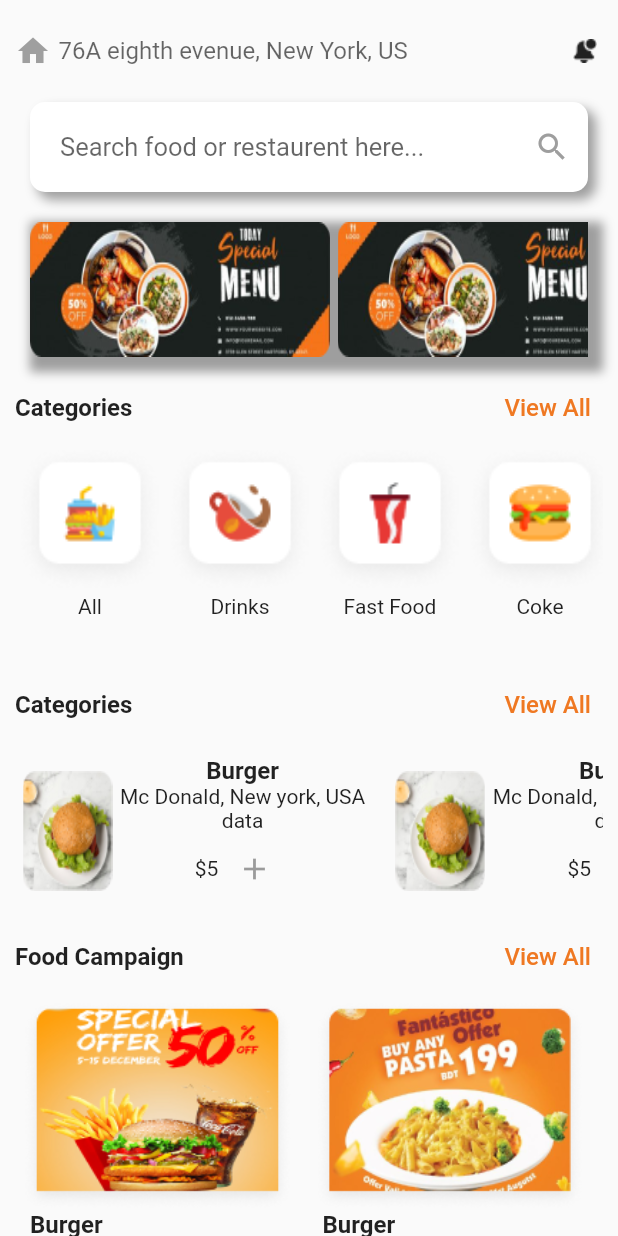
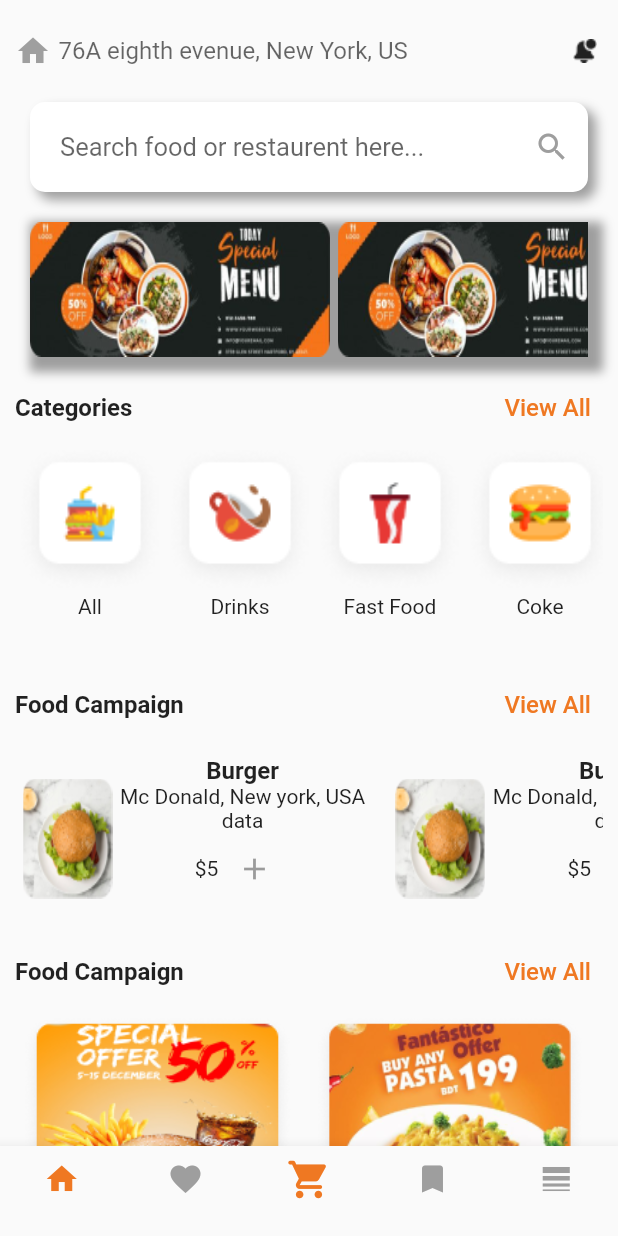
Before and after one commit to Frabbi727/Assignment-for-Intern-Software-Engineer-Flutter-, a Flutter app: the screen it shows after launch, on a phone screen of 412 x 824 dp. Run offline on Flutter 3.47's test engine with Material 2 defaults, Android fonts, the phone set to English and light mode, and no system bars.

Commit message:
Solve bottom Navigation Bar Problem

```diff
--- a/lib/main.dart
+++ b/lib/main.dart
@@ -26,11 +26,31 @@ class MyHomePage extends StatefulWidget {
 }
 
 class _MyHomePageState extends State<MyHomePage> {
+  //int _currentIndex=0;
   @override
   Widget build(BuildContext context) {
     return Scaffold(
+     bottomNavigationBar: BottomNavigationBar(
+
+       type: BottomNavigationBarType.fixed,
+       //currentIndex: _currentIndex,
+        items: <BottomNavigationBarItem>[
+
+          BottomNavigationBarItem(icon: Icon(Icons.home, color: Color(0xffEF7822),), label: ''),
+          BottomNavigationBarItem(icon: Icon(Icons.favorite, color: Colors.grey,), label: ''),
+          BottomNavigationBarItem(icon: Icon(Icons.shopping_cart_rounded, size: 30, color: Color(0xffEF7822),  ), label: ''),
+          BottomNavigationBarItem(icon: Icon(Icons.bookmark, color: Colors.grey,), label: ''),
+          BottomNavigationBarItem(icon: Icon(Icons.line_weight_sharp, color: Colors.grey,), label: ''),
+        ],
+        // onTap: (index){
+        //   setState(() {
+        //     _currentIndex=index;
+        //   });
+        // }
+      ),
       backgroundColor: Colors.grey[90],
       body: SingleChildScrollView(
+
         child: Container(
           padding: EdgeInsets.all(10),
           child: Column(
@@ -318,7 +338,7 @@ class _MyHomePageState extends State<MyHomePage> {
                   ],
                 ),
               ),
-              // Categories Start From Here
+              // Food Campaign Start From Here
               Container(
                 child: Column(
                   children: <Widget>[
@@ -327,7 +347,7 @@ class _MyHomePageState extends State<MyHomePage> {
                         mainAxisAlignment: MainAxisAlignment.spaceBetween,
                         children: [
                           Text(
-                            'Categories',
+                            'Food Campaign',
                             style: TextStyle(
                                 fontSize: 16, fontWeight: FontWeight.bold),
                           ),
@@ -345,7 +365,7 @@ class _MyHomePageState extends State<MyHomePage> {
                       ),
                     ),
                     Container(
-                      height: 120,
+                      height: 130,
                       child: ListView(
                         scrollDirection: Axis.horizontal,
                         children: <Widget>[
@@ -741,7 +761,7 @@ class _MyHomePageState extends State<MyHomePage> {
                       ),
                     ),
                     Container(
-                      height: 220,
+                      height: 250,
 
                       //decoration: BoxDecoration(color: Colors.indigo),
                       child: ListView(
@@ -883,14 +903,14 @@ class _MyHomePageState extends State<MyHomePage> {
                               ],
                             ),
                           ),
-
                         ],
                       ),
                     )
                   ],
                 ),
               ),
-              Container(child:  Column(
+              Container(
+                child: Column(
                   children: <Widget>[
                     Container(
                       child: Row(
@@ -915,7 +935,7 @@ class _MyHomePageState extends State<MyHomePage> {
                       ),
                     ),
                     Container(
-                      height: 220,
+                      height: 250,
 
                       //decoration: BoxDecoration(color: Colors.indigo),
                       child: ListView(
@@ -1057,12 +1077,12 @@ class _MyHomePageState extends State<MyHomePage> {
                               ],
                             ),
                           ),
-
                         ],
                       ),
                     )
                   ],
-                ),),
+                ),
+              ),
               Container(child: Text('ALL rasturant')),
             ],
           ),
```
